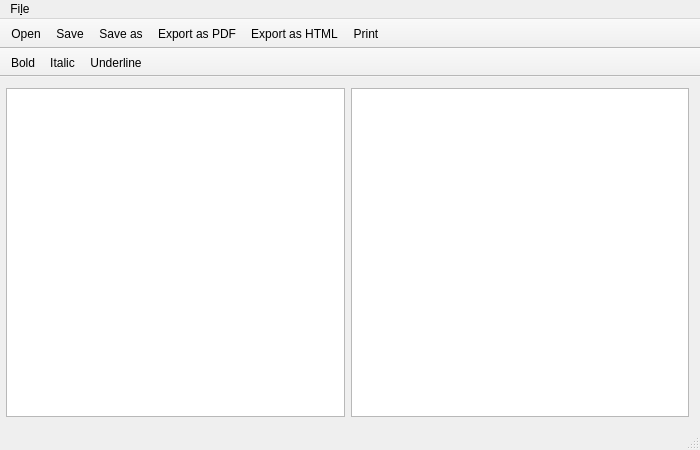
The window that mainwindow.ui (Aztorius/magicfountain) describes before a commit, drawn with Qt 5.
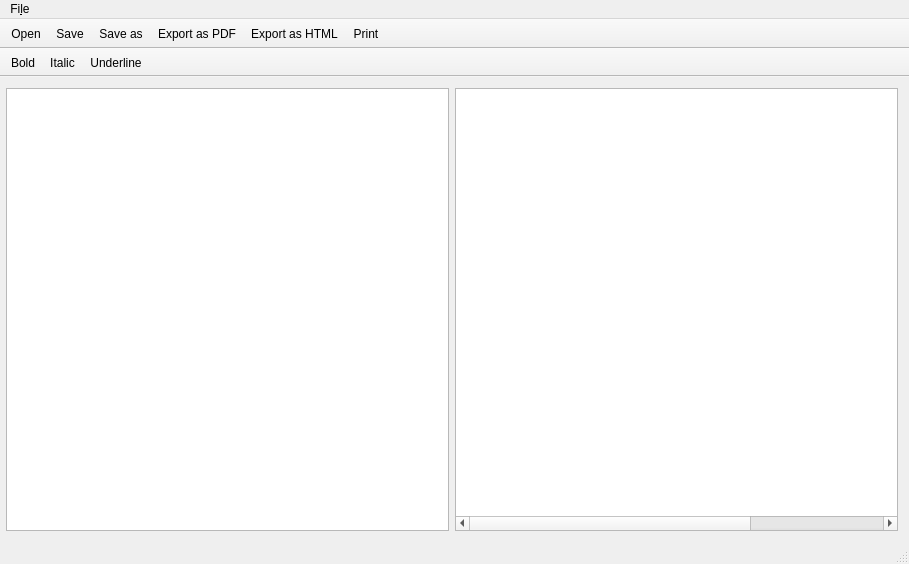
The same window after the commit.

```diff
--- a/mainwindow.ui
+++ b/mainwindow.ui
@@ -6,8 +6,8 @@
    <rect>
     <x>0</x>
     <y>0</y>
-    <width>700</width>
-    <height>450</height>
+    <width>909</width>
+    <height>564</height>
    </rect>
   </property>
   <property name="windowTitle">
@@ -31,10 +31,10 @@
        <bool>false</bool>
       </property>
       <property name="lineWrapMode">
-       <enum>QTextEdit::FixedColumnWidth</enum>
+       <enum>QTextEdit::FixedPixelWidth</enum>
       </property>
       <property name="lineWrapColumnOrWidth">
-       <number>55</number>
+       <number>649</number>
       </property>
       <property name="html">
        <string>&lt;!DOCTYPE HTML PUBLIC &quot;-//W3C//DTD HTML 4.0//EN&quot; &quot;http://www.w3.org/TR/REC-html40/strict.dtd&quot;&gt;
@@ -64,7 +64,7 @@
     <rect>
      <x>0</x>
      <y>0</y>
-     <width>700</width>
+     <width>909</width>
      <height>21</height>
     </rect>
    </property>
```
